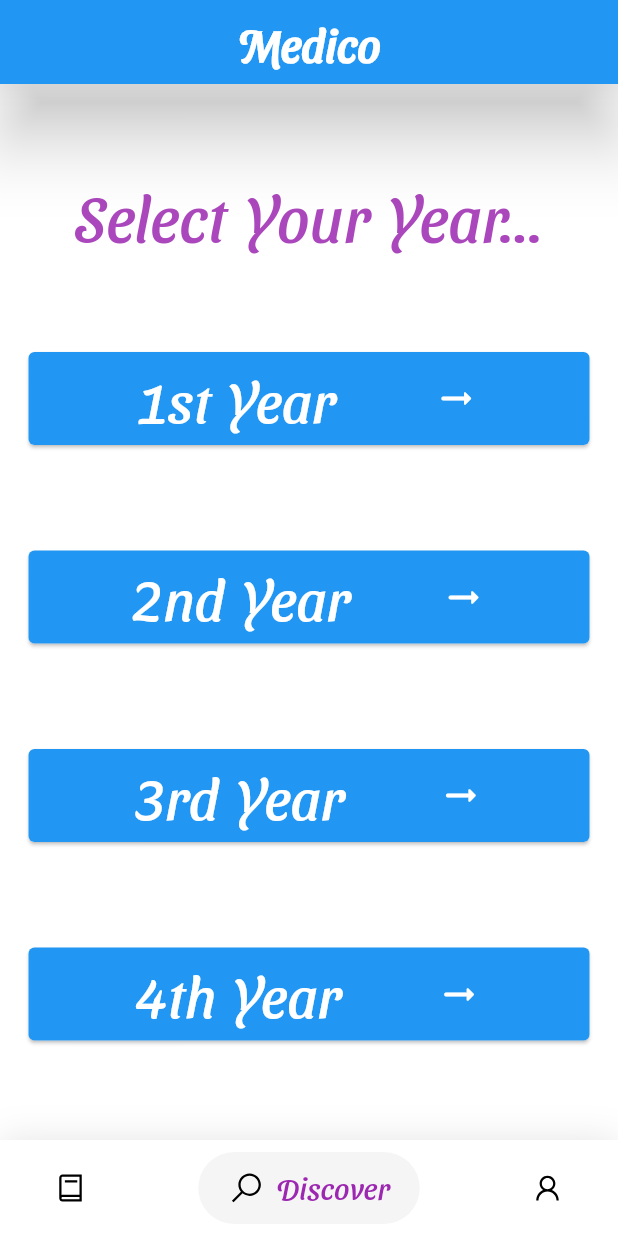
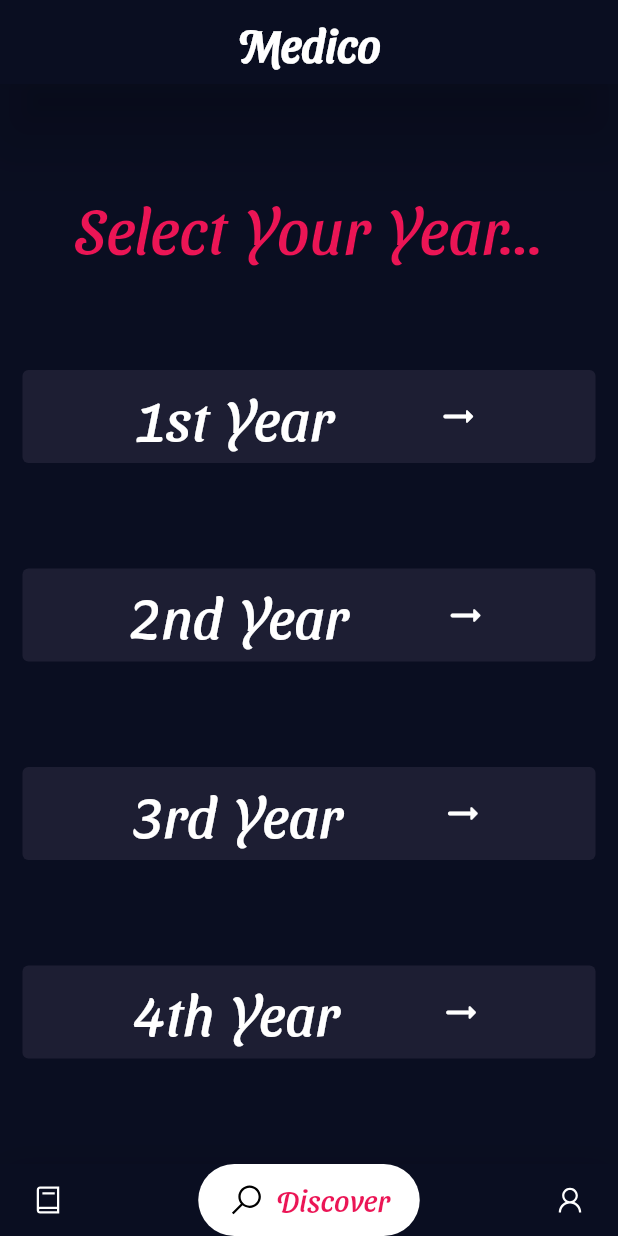
Before and after one commit to Soham2207/app_for_medicos, a Flutter app: the screen it shows after launch, on a phone screen of 412 x 824 dp. Run offline on Flutter 3.47's test engine with Material 2 defaults, Android fonts, the phone set to English and light mode, and no system bars; drawn by our look-alikes of google_nav_bar; our stand-ins replace fluttertoast, line_icons.

Commit message:
My Second Commit

```diff
--- a/lib/main.dart
+++ b/lib/main.dart
@@ -5,16 +5,17 @@ import 'package:line_icons/line_icons.dart';
 import 'package:fluttertoast/fluttertoast.dart';
 import 'Screenone.dart';
 
-void main() => runApp(MaterialApp(
+void main() => runApp(
+      MaterialApp(
         debugShowCheckedModeBanner: false,
-    builder: (context, child) {
-      return Directionality(textDirection: TextDirection.ltr, child: child!);
-    },
-    title: 'GNav',
-    theme: ThemeData(
-      primaryColor: Colors.blue[500],
+        title: 'app_for_medicos',
+        theme: ThemeData.dark().copyWith(
+          primaryColor: Color(0xFF0A0E21),
+          scaffoldBackgroundColor: Color(0xFF0A0E21),
         ),
-    home: Example()));
+        home: Example(),
+      ),
+    );
 
 class Screenchange extends StatelessWidget {
   const Screenchange({Key? key}) : super(key: key);
@@ -23,7 +24,7 @@ class Screenchange extends StatelessWidget {
   Widget build(BuildContext context) {
     return TextButton(
       style: ButtonStyle(
-        backgroundColor: MaterialStateProperty.all<Color>(Colors.blue),
+        backgroundColor: MaterialStateProperty.all<Color>(Color(0xFF1D1E33)),
       ),
       onPressed: () {
         Navigator.push(
@@ -70,15 +71,17 @@ class _ExampleState extends State<Example> {
       fontSize: 20.0,
       toastLength: Toast.LENGTH_SHORT,
       gravity: ToastGravity.BOTTOM,
-      backgroundColor: Colors.black,
-      textColor: Colors.purple[200],
+      textColor: Color(0xFFEB1555),
     );
   }
 
   int _selectedIndex = 1;
   List<Widget> _widgetOptions = <Widget>[
-    Container(),
     Container(
+      color: Color(0xFF0A0E21),
+    ),
+    Container(
+      color: Color(0xFF0A0E21),
       child: Column(
         mainAxisAlignment: MainAxisAlignment.spaceEvenly,
         children: <Widget>[
@@ -88,7 +91,7 @@ class _ExampleState extends State<Example> {
               textAlign: TextAlign.center,
               style: TextStyle(
                 fontFamily: 'SansitaSwashed',
-                color: Colors.purple[400],
+                color: Color(0xFFEB1555),
                 // fontWeight: FontWeight.bold,
                 fontSize: 42.0,
               ),
@@ -96,21 +99,14 @@ class _ExampleState extends State<Example> {
           ),
           Padding(
             padding: EdgeInsets.fromLTRB(15.0, 0.0, 15.0, 0.0),
-            child: Card(
-              // child: Padding(
-              //   padding: EdgeInsets.fromLTRB(40.0, 35.0, 40.0, 35.0),
             child: Screenchange(),
-            ),
           ),
           Padding(
             padding: EdgeInsets.fromLTRB(15.0, 0.0, 15.0, 0.0),
-            child: Card(
-              // child: Padding(
-              //   padding: EdgeInsets.fromLTRB(40.0, 20.0, 40.0, 50.0),
             child: TextButton(
               style: ButtonStyle(
                 backgroundColor:
-                      MaterialStateProperty.all<Color>(Colors.blue),
+                    MaterialStateProperty.all<Color>(Color(0xFF1D1E33)),
               ),
               onPressed: () {
                 showToast();
@@ -136,16 +132,12 @@ class _ExampleState extends State<Example> {
               ),
             ),
           ),
-          ),
           Padding(
             padding: EdgeInsets.fromLTRB(15.0, 0.0, 15.0, 0.0),
-            child: Card(
-              // child: Padding(
-              //   padding: EdgeInsets.fromLTRB(40.0, 5.0, 40.0, 65.0),
             child: TextButton(
               style: ButtonStyle(
                 backgroundColor:
-                      MaterialStateProperty.all<Color>(Colors.blue),
+                    MaterialStateProperty.all<Color>(Color(0xFF1D1E33)),
               ),
               onPressed: () {
                 showToast();
@@ -171,16 +163,12 @@ class _ExampleState extends State<Example> {
               ),
             ),
           ),
-          ),
           Padding(
             padding: EdgeInsets.fromLTRB(15.0, 0.0, 15.0, 0.0),
-            child: Card(
-              // child: Padding(
-              //   padding: EdgeInsets.fromLTRB(40.0, 0.0, 40.0, 70.0),
             child: TextButton(
               style: ButtonStyle(
                 backgroundColor:
-                      MaterialStateProperty.all<Color>(Colors.blue),
+                    MaterialStateProperty.all<Color>(Color(0xFF1D1E33)),
               ),
               onPressed: () {
                 showToast();
@@ -206,11 +194,12 @@ class _ExampleState extends State<Example> {
               ),
             ),
           ),
-          ),
         ],
       ),
     ),
-    Container(),
+    Container(
+      color: Color(0xFF0A0E21),
+    ),
   ];
 
   @override
@@ -244,9 +233,8 @@ class _ExampleState extends State<Example> {
           ],
         ),
         child: SafeArea(
-          child: Padding(
-            padding: const EdgeInsets.symmetric(horizontal: 15.0, vertical: 8),
           child: GNav(
+            backgroundColor: Color(0xFF0A0E21),
             rippleColor: Colors.grey,
             hoverColor: Colors.grey[500]!,
             gap: 8,
@@ -254,32 +242,35 @@ class _ExampleState extends State<Example> {
             iconSize: 24,
             padding: EdgeInsets.symmetric(horizontal: 20, vertical: 12),
             duration: Duration(milliseconds: 400),
-              tabBackgroundColor: Colors.grey[100]!,
+            tabBackgroundColor: Colors.white,
             color: Colors.black,
             tabs: [
               GButton(
                 icon: LineIcons.book,
+                iconColor: Colors.white,
                 text: 'Your  Library',
                 textStyle: TextStyle(
-                    color: Colors.purple[500],
+                  color: Color(0xFFEB1555),
                   fontSize: 20.0,
                   fontFamily: 'SansitaSwashed',
                 ),
               ),
               GButton(
                 icon: LineIcons.search,
+                iconColor: Colors.white,
                 text: 'Discover',
                 textStyle: TextStyle(
-                    color: Colors.purple[500],
+                  color: Color(0xFFEB1555),
                   fontSize: 20.0,
                   fontFamily: 'SansitaSwashed',
                 ),
               ),
               GButton(
                 icon: LineIcons.user,
+                iconColor: Colors.white,
                 text: 'Account',
                 textStyle: TextStyle(
-                    color: Colors.purple[500],
+                  color: Color(0xFFEB1555),
                   fontSize: 20.0,
                   fontFamily: 'SansitaSwashed',
                 ),
@@ -294,7 +285,6 @@ class _ExampleState extends State<Example> {
           ),
         ),
       ),
-      ),
     );
   }
 }
```
Also changed, not shown: lib/Screenfour.dart (+11 -7 lines), lib/Screenone.dart (+5 -11 lines), lib/Screenthree.dart (+12 -8 lines), lib/Screentwo.dart (+16 -9 lines). Lines whose indentation alone changed are shown as unchanged.
